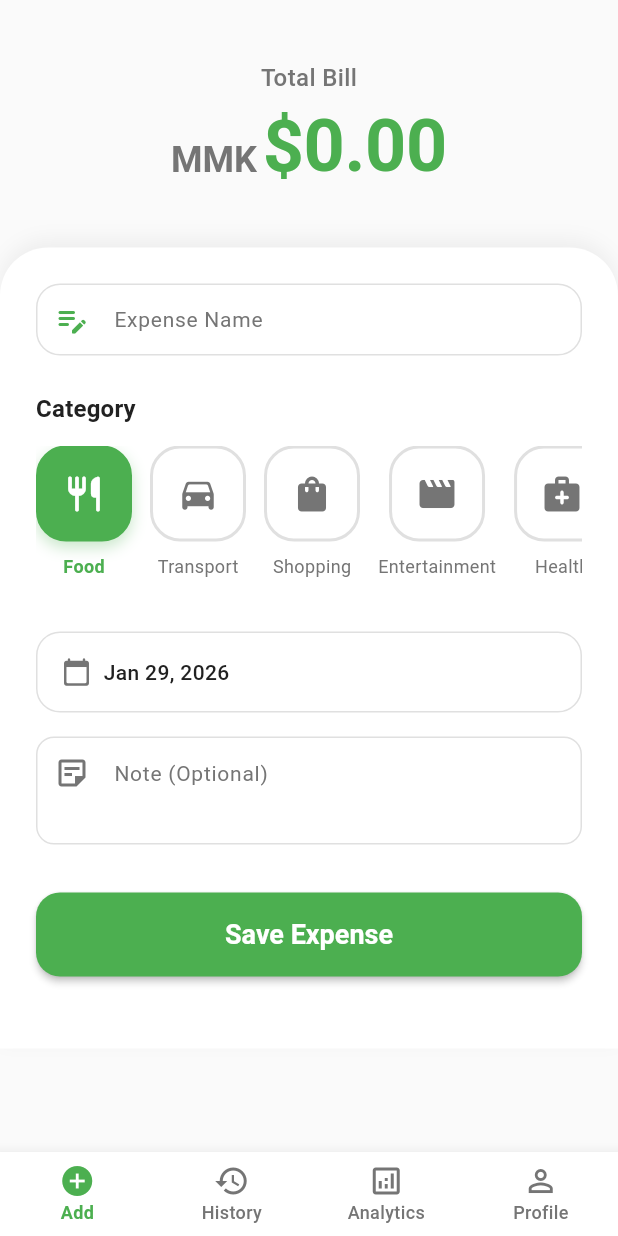
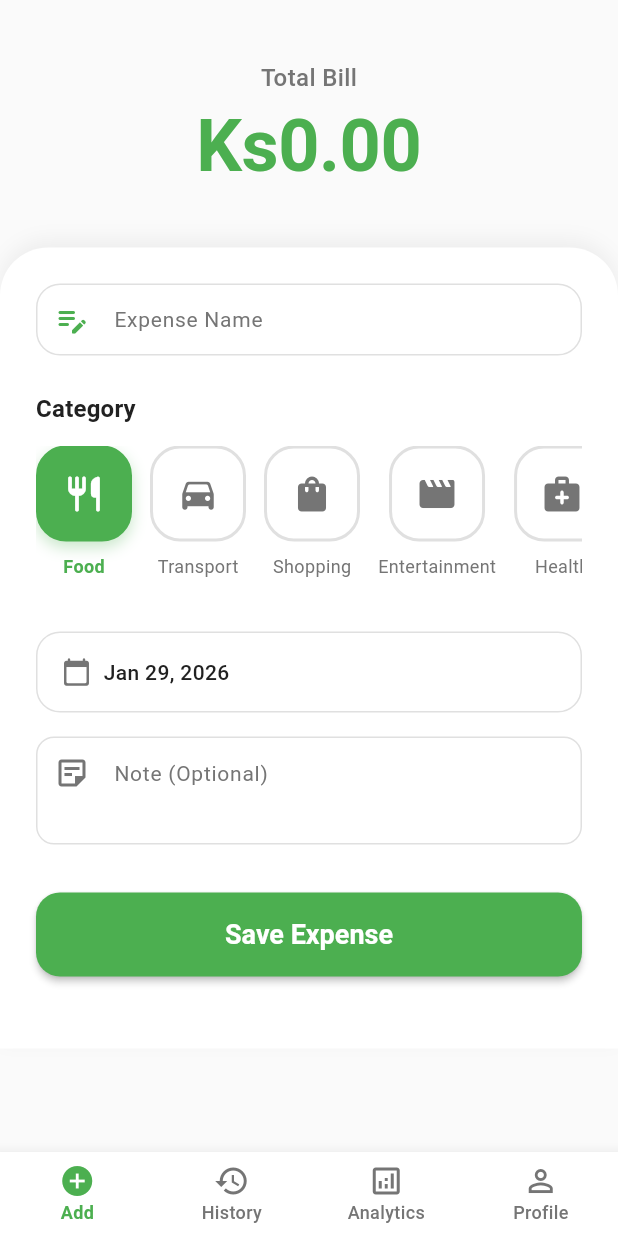
Before and after one commit to ThuraMinThein/my_expense_mobile, a Flutter app: the AddExpenseScreen screen opened by its route, on a phone screen of 412 x 824 dp. Run offline on Flutter 3.47's test engine with Material 3 defaults, Android fonts, the phone set to English and light mode, and no system bars; our stand-ins replace dio, fl_chart, flutter_riverpod, go_router, google_sign_in, shared_preferences; accounts and stored records are empty.

Commit message:
fix: history screen error, currency bugs

```diff
--- a/lib/core/theme/app_colors.dart
+++ b/lib/core/theme/app_colors.dart
@@ -20,14 +20,14 @@ class AppColors {
   static const warning = Color(0xFFFF9800);
   static const success = Color(0xFF4CAF50);
 
-  static const categoryColors = {
-    "Food": Color(0xFFFF7043), // Food - Orange
-    "Transport": Color(0xFF42A5F5), // Transport - Blue
-    "Shopping": Color(0xFFAB47BC), // Shopping - Purple
-    "Entertainment": Color(0xFF66BB6A), // Entertainment - Green
-    "Health": Color(0xFFEC407A), // Health - Pink
-    "Education": Color(0xFFFFA726), // Education - Amber
-    "Bills": Color(0xFF78909C), // Bills - Blue Grey
-    "Other": Color(0xFF8D6E63), // Other - Brown
-  };
+  static const categoryColors = [
+    Color(0xFFFF7043), // Food - Orange
+    Color(0xFF42A5F5), // Transport - Blue
+    Color(0xFFAB47BC), // Shopping - Purple
+    Color(0xFF66BB6A), // Entertainment - Green
+    Color(0xFFEC407A), // Health - Pink
+    Color(0xFFFFA726), // Education - Amber
+    Color(0xFF78909C), // Bills - Blue Grey
+    Color(0xFF8D6E63), // Other - Brown
+  ];
 }
--- a/lib/core/utils/app_utils.dart
+++ b/lib/core/utils/app_utils.dart
@@ -1,12 +1,24 @@
 import 'package:intl/intl.dart';
 
 class AppUtils {
-  static String formatAmount(double amount, {String currency = 'USD'}) {
-    final format = NumberFormat.currency(
-      symbol: _getCurrencySymbol(currency),
-      decimalDigits: 2,
-    );
+  static String formatAmount(double amount, String currency) {
+    final symbol = _getCurrencySymbol(currency);
+
+    if (amount >= 1e9) {
+      return '$symbol${_compact(amount / 1e9)}B';
+    } else if (amount >= 1e6) {
+      return '$symbol${_compact(amount / 1e6)}M';
+    } else if (amount >= 1e3) {
+      return '$symbol${_compact(amount / 1e3)}K';
+    }
+
+    final format = NumberFormat.currency(symbol: symbol, decimalDigits: 2);
+
     return format.format(amount);
+  }
+
+  static String _compact(double value) {
+    return value.toStringAsFixed(1).replaceAll('.0', '');
   }
 
   static String formatDateTime(
@@ -52,8 +64,10 @@ class AppUtils {
         return '\$';
       case 'CAD':
         return '\$';
+      case 'MMK':
+        return 'Ks';
       default:
-        return '\$';
+        return '';
     }
   }
 
--- a/lib/features/auth/providers/auth_provider.dart
+++ b/lib/features/auth/providers/auth_provider.dart
@@ -1,5 +1,3 @@
-import 'dart:convert';
-
 import 'package:flutter_riverpod/flutter_riverpod.dart';
 import 'package:shared_preferences/shared_preferences.dart';
 import '../../../core/providers/app_providers.dart';
--- a/lib/features/auth/screens/login_screen.dart
+++ b/lib/features/auth/screens/login_screen.dart
@@ -6,7 +6,6 @@ import '../../auth/providers/auth_provider.dart';
 import '../../../core/widgets/common_widgets.dart';
 import '../../../core/constants/app_constants.dart';
 import '../../../core/theme/app_colors.dart';
-import '../../../core/utils/app_utils.dart';
 
 class LoginScreen extends ConsumerStatefulWidget {
   const LoginScreen({super.key});
--- a/lib/features/expense/models/expense.dart
+++ b/lib/features/expense/models/expense.dart
@@ -34,9 +34,9 @@ class Expense {
 
   factory Expense.fromJson(Map<String, dynamic> json) {
     return Expense(
-      id: json['id'].toString(),
+      id: json['id'],
       name: json['name'] ?? '',
-      amount: double.parse(json['amount'].toString()),
+      amount: double.parse(json['amount']),
       category: json['category'],
       note: json['note'] ?? '',
       createdAt: DateTime.parse(json['created_at']),
--- a/lib/features/expense/screens/add_expense_screen.dart
+++ b/lib/features/expense/screens/add_expense_screen.dart
@@ -313,16 +313,9 @@ class _AddExpenseScreenState extends ConsumerState<AddExpenseScreen> {
               textBaseline: TextBaseline.alphabetic,
               children: [
                 Text(
-                  currency,
-                  style: Theme.of(context).textTheme.headlineMedium?.copyWith(
-                    color: AppColors.textSecondary,
-                    fontWeight: FontWeight.bold,
-                  ),
-                ),
-                const SizedBox(width: 4),
-                Text(
                   AppUtils.formatAmount(
                     double.tryParse(_amount) ?? 0.0,
+                    currency,
                   ).replaceAll(currency, '').trim(),
                   style: Theme.of(context).textTheme.displayLarge?.copyWith(
                     color: AppColors.primary,
@@ -330,6 +323,14 @@ class _AddExpenseScreenState extends ConsumerState<AddExpenseScreen> {
                     fontSize: 48,
                   ),
                 ),
+                // const SizedBox(width: 4),
+                // Text(
+                //   currency,
+                //   style: Theme.of(context).textTheme.headlineMedium?.copyWith(
+                //     color: AppColors.textSecondary,
+                //     fontWeight: FontWeight.bold,
+                //   ),
+                // ),
               ],
             ),
           ],
--- a/lib/features/expense/services/api_service.dart
+++ b/lib/features/expense/services/api_service.dart
@@ -4,7 +4,6 @@ import '../../../core/utils/environment.dart';
 
 class ApiService {
   final Dio _dio;
-  String? _token;
 
   ApiService() : _dio = Dio() {
     _dio.options = BaseOptions(
@@ -99,7 +98,7 @@ class ApiService {
         '/expenses',
         queryParameters: queryParams,
       );
-      return List<Map<String, dynamic>>.from(response.data['expenses']);
+      return List<Map<String, dynamic>>.from(response.data);
     } on DioException catch (e) {
       throw _handleDioError(e);
     }
--- a/lib/features/profile/screens/profile_screen.dart
+++ b/lib/features/profile/screens/profile_screen.dart
@@ -44,7 +44,7 @@ class ProfileScreen extends ConsumerWidget {
                     radius: 40,
                     backgroundColor: AppColors.primary,
                     child: Text(
-                      AppUtils.getInitials(user!.name),
+                      AppUtils.getInitials(user.name),
                       style: const TextStyle(
                         color: Colors.white,
                         fontSize: 24,
@@ -96,7 +96,7 @@ class ProfileScreen extends ConsumerWidget {
                     Expanded(
                       child: _buildStat(
                         'Total Spent',
-                        AppUtils.formatAmount(summary.total),
+                        AppUtils.formatAmount(summary.total, currency),
                         Icons.monetization_on,
                       ),
                     ),
```
Also changed, not shown: lib/features/analytics/screens/analytics_screen.dart (+11 -10 lines), lib/features/expense/screens/expense_history_screen.dart (+8 -8 lines).
